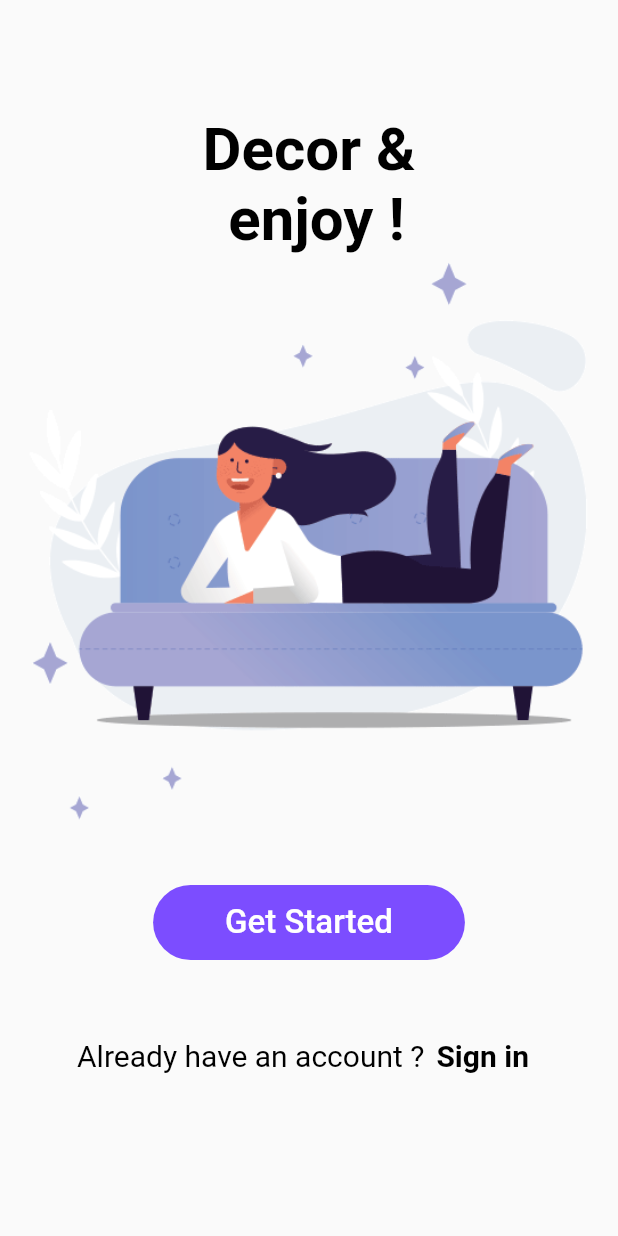
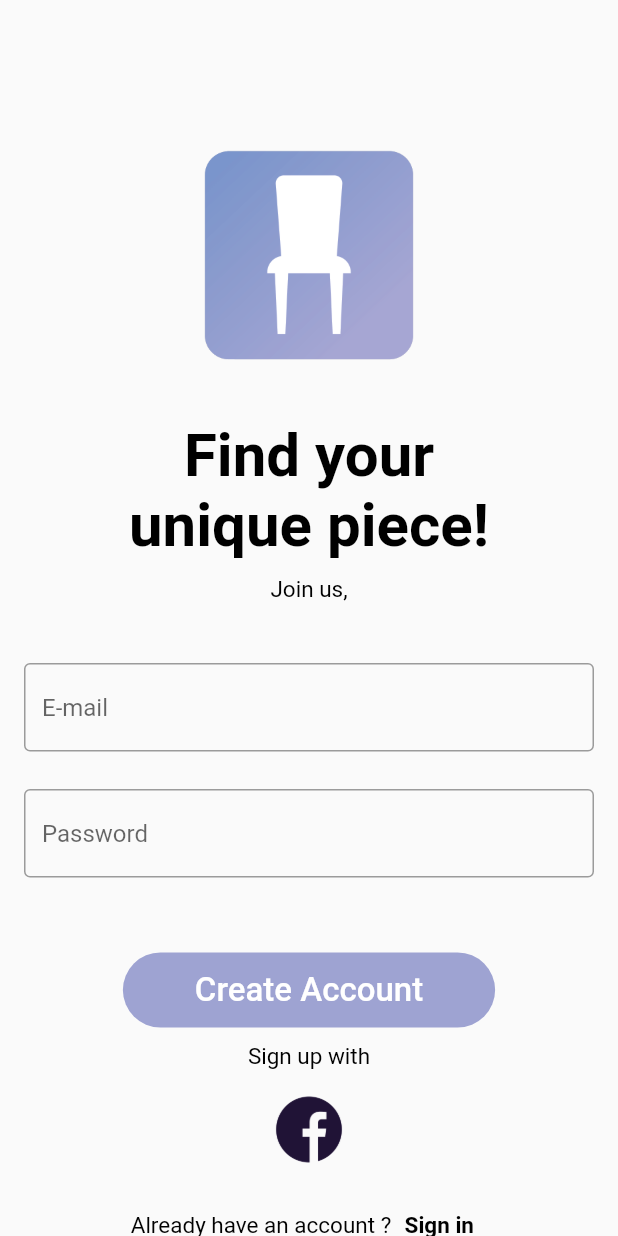
Before and after one commit to Abdelhadyelsaid/UI_Decor_APP, a Flutter app: the screen it shows after launch, after a tap on "Get Started", on a phone screen of 412 x 824 dp. Run offline on Flutter 3.47's test engine with Material 2 defaults, Android fonts, the phone set to English and light mode, and no system bars.

Commit message:
design and implement Login Screen

```diff
--- /dev/null
+++ b/lib/Constants/styles.dart
@@ -0,0 +1,48 @@
+import 'package:flutter/material.dart';
+
+class MyTextStyle {
+  static const style_A = TextStyle(
+      fontSize: 40.0, color: Colors.black, fontWeight: FontWeight.bold);
+
+  static const style_B = TextStyle(
+      fontWeight: FontWeight.bold,
+      fontSize: 20,
+      color: Colors.black);
+
+  static const style_C = TextStyle(
+      fontSize: 20,
+      color: Colors.black);
+
+  static const style_D =TextStyle(
+    fontSize: 15.0,
+    color: Colors.black,
+  );
+
+  static const signin =TextStyle(
+    fontSize: 15.0,
+    fontWeight: FontWeight.bold,
+    color: Colors.black,
+  );
+
+}
+
+class Row_Signin extends StatelessWidget    {
+  @override
+  Widget build(BuildContext context) {
+    return Row(
+        mainAxisAlignment: MainAxisAlignment.center,
+        children: [
+          Text("Already have an account ?",
+              style: MyTextStyle.style_D),
+          TextButton(
+            onPressed: () {},
+            child: Text(
+              "Sign in",
+              style: MyTextStyle.signin,
+            ),
+          ),
+        ],
+    );
+  }
+
+}
--- /dev/null
+++ b/lib/screens/Categories_Screen.dart
@@ -0,0 +1,21 @@
+import 'package:flutter/material.dart';
+
+class CategoriesScreen extends StatelessWidget {
+  @override
+  Widget build(BuildContext context) {
+    return Scaffold(
+      body: SafeArea(
+        child: SingleChildScrollView(
+          child: Center(
+            child: Padding(
+              padding: const EdgeInsets.fromLTRB(16.0, 0, 16, 0),
+              child: Column(
+                children: [],
+              ),
+            ),
+          ),
+        ),
+      ),
+    );
+  }
+}
--- a/lib/screens/Home_Screen.dart
+++ b/lib/screens/Home_Screen.dart
@@ -1,4 +1,6 @@
 import 'package:flutter/material.dart';
+import 'package:decor_task/screens/Login_Screen.dart';
+import 'package:decor_task/Constants/styles.dart';
 
 class HomeScreen extends StatelessWidget {
   const HomeScreen({Key? key}) : super(key: key);
@@ -19,17 +21,11 @@ class HomeScreen extends StatelessWidget {
                 //Text for Decor and enjoy
                 Text(
                   "Decor &",
-                  style: TextStyle(
-                      fontSize: 40.0,
-                      color: Colors.black,
-                      fontWeight: FontWeight.bold),
+                  style: MyTextStyle.style_A,
                 ),
                 Text(
                   " enjoy !",
-                  style: TextStyle(
-                      fontSize: 40.0,
-                      color: Colors.black,
-                      fontWeight: FontWeight.bold),
+                  style: MyTextStyle.style_A,
                 ),
 
                 // Image Insert
@@ -48,11 +44,9 @@ class HomeScreen extends StatelessWidget {
                       ),
                     ),
                   ),
-
-                  //insert Get Started button
                   style: ButtonStyle(
                     backgroundColor: MaterialStateProperty.all<Color>(
-                        Colors.deepPurpleAccent),
+                        Color(0xff9ea3d2)),
                     overlayColor: MaterialStateProperty.all<Color>(Colors.grey),
                     shape: MaterialStateProperty.all<RoundedRectangleBorder>(
                       RoundedRectangleBorder(
@@ -60,30 +54,18 @@ class HomeScreen extends StatelessWidget {
                       ),
                     ),
                   ),
-                  onPressed: () {},
+                  onPressed: () {
+                    Navigator.push(
+                      context,
+                      MaterialPageRoute(builder: (context) => LoginScreen()),
+                    );
+                  },
                 ),
-
-                //insert text anf sign in button
-                Padding(
-                  padding: const EdgeInsets.fromLTRB(0, 40, 0, 20),
-                  child: Row(
-                    mainAxisAlignment: MainAxisAlignment.center,
-                    children: [
-                      Text("Already have an account ?",
-                          style: TextStyle(fontSize: 20, color: Colors.black)),
-                      TextButton(
-                        onPressed: () {},
-                        child: Text(
-                          "Sign in",
-                          style: TextStyle(
-                              fontWeight: FontWeight.bold,
-                              fontSize: 20,
-                              color: Colors.black),
-                        ),
-                      ),
-                    ],
-                  ),
+                SizedBox(
+                  height:50.0,
                 ),
+                //insert text and sign in button
+                Row_Signin(),
               ],
             ),
           ),
--- /dev/null
+++ b/lib/screens/Login_Screen.dart
@@ -0,0 +1,109 @@
+import 'package:decor_task/screens/Categories_Screen.dart';
+import 'package:flutter/material.dart';
+import 'package:decor_task/Constants/styles.dart';
+class LoginScreen extends StatelessWidget {
+  const LoginScreen({Key? key}) : super(key: key);
+
+  @override
+  Widget build(BuildContext context) {
+    return Scaffold(
+      body: SafeArea(
+          child: SingleChildScrollView(
+        child: Center(
+          child: Padding(
+            padding: const EdgeInsets.fromLTRB(16.0, 0, 16, 0),
+            child: Column(
+              children: [
+                SizedBox(
+                  height: 60.0,
+                ),
+                Container(
+                  width: 220,
+                  height: 220,
+                  child: Image(
+                    image: AssetImage('assets/images/icon-08.png'),
+                  ),
+                ),
+                Text(
+                  "Find your",
+                  style: MyTextStyle.style_A,
+                ),
+                Text(
+                  "unique piece!",
+                  style: MyTextStyle.style_A,
+                ),
+                SizedBox(
+                  height: 10.0,
+                ),
+                Text(
+                  "Join us,",
+                  style: MyTextStyle.style_D,
+                ),
+                SizedBox(
+                  height: 40.0,
+                ),
+                TextField(
+                  decoration: InputDecoration(
+                      border: OutlineInputBorder(), hintText: 'E-mail'),
+                ),
+                SizedBox(
+                  height: 25.0,
+                ),
+                TextField(
+                  decoration: InputDecoration(
+                      border: OutlineInputBorder(), hintText: 'Password'),
+                ),
+                SizedBox(
+                  height: 50.0,
+                ),
+                TextButton(
+                  child: Padding(
+                    padding: const EdgeInsets.fromLTRB(40, 4, 40, 4),
+                    child: Text(
+                      "Create Account",
+                      style: TextStyle(
+                        color: Colors.white,
+                        fontSize: 22.0,
+                      ),
+                    ),
+                  ),
+                  style: ButtonStyle(
+                    backgroundColor: MaterialStateProperty.all<Color>(
+                        Color(0xff9ea3d2)),
+                    overlayColor: MaterialStateProperty.all<Color>(Colors.grey),
+                    shape: MaterialStateProperty.all<RoundedRectangleBorder>(
+                      RoundedRectangleBorder(
+                        borderRadius: BorderRadius.circular(25.0),
+                      ),
+                    ),
+                  ),
+                  onPressed: () {
+                    Navigator.push(
+                      context,
+                      MaterialPageRoute(builder: (context) => CategoriesScreen()),
+                    );
+                  },
+                ),
+                SizedBox(
+                  height: 10,
+                ),
+                Text(
+                  "Sign up with",
+                  style: MyTextStyle.style_D,
+                ),
+                Container(
+                  width: 80,
+                  height: 80,
+                  child: Image(
+                    image: AssetImage('assets/images/icon-01.png'),
+                  ),
+                ),
+                Row_Signin(),
+              ],
+            ),
+          ),
+        ),
+      )),
+    );
+  }
+}
```
Also changed, not shown: 2 other files.
